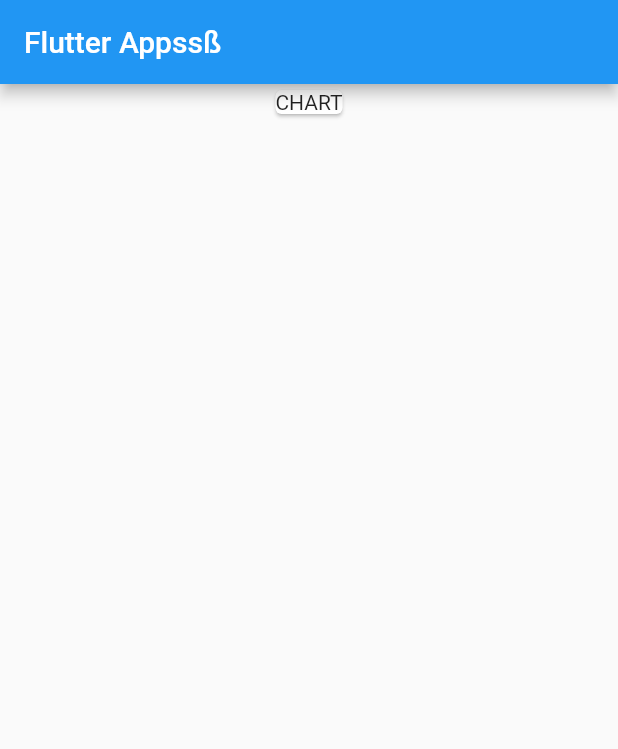
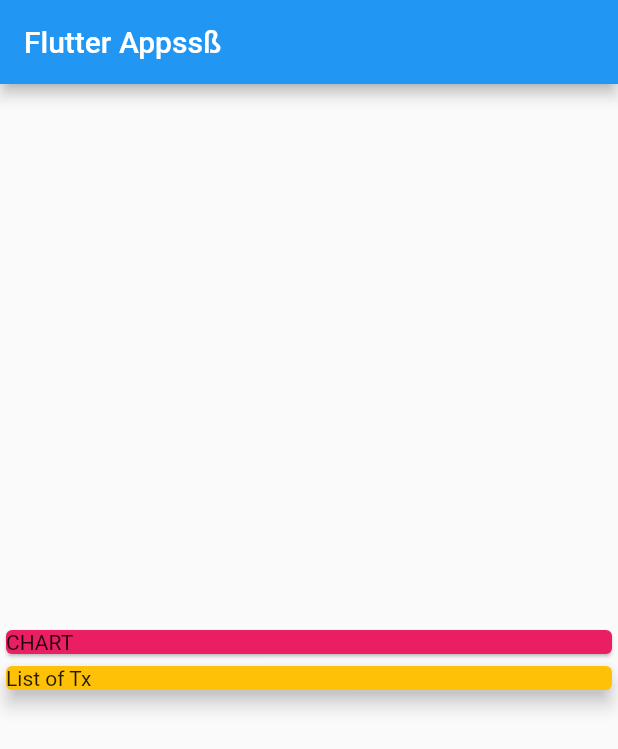
Before and after one commit to shima93/flutter_project, a Flutter app: the screen it shows after launch, on a phone screen of 412 x 824 dp. Shown: the top 749 px of the screen. Run offline on Flutter 3.47's test engine with Material 2 defaults, Android fonts, the phone set to English and light mode, and no system bars.

Commit message:
transaction widget

```diff
--- a/lib/main.dart
+++ b/lib/main.dart
@@ -1,4 +1,5 @@
 import 'package:flutter/material.dart';
+import './transaction.dart';
 
 void main() => runApp(MyApp());
 
@@ -13,6 +14,7 @@ class MyApp extends StatelessWidget {
 }
 
 class MyHomePage extends StatelessWidget {
+  final List<Transaction> transactios = [];
   @override
   Widget build(BuildContext context) {
     return Scaffold(
@@ -20,11 +22,23 @@ class MyHomePage extends StatelessWidget {
         title: Text('Flutter Appssß'),
       ),
       body: Center(
-        child: Column(children: <Widget>[
-          Card(
-            child: Text('CHART'),
-          )
-        ]),
+        child: Column(
+            mainAxisAlignment: MainAxisAlignment.center,
+            crossAxisAlignment: CrossAxisAlignment.stretch,
+            children: <Widget>[
+              Container(
+                width: double.infinity,
+                child: Card(
+                  color: Colors.pink,
+                  child: Text('CHART'),
+                ),
+              ),
+              Card(
+                color: Colors.amber,
+                elevation: 5,
+                child: Text('List of Tx'),
+              )
+            ]),
       ),
     );
   }
--- /dev/null
+++ b/lib/transaction.dart
@@ -0,0 +1,13 @@
+class Transaction {
+  final String id;
+  final String title;
+  final double amount;
+  final DateTime date;
+
+  Transaction({
+    this.id,
+    this.title,
+    this.amount,
+    this.date,
+  });
+}
```
